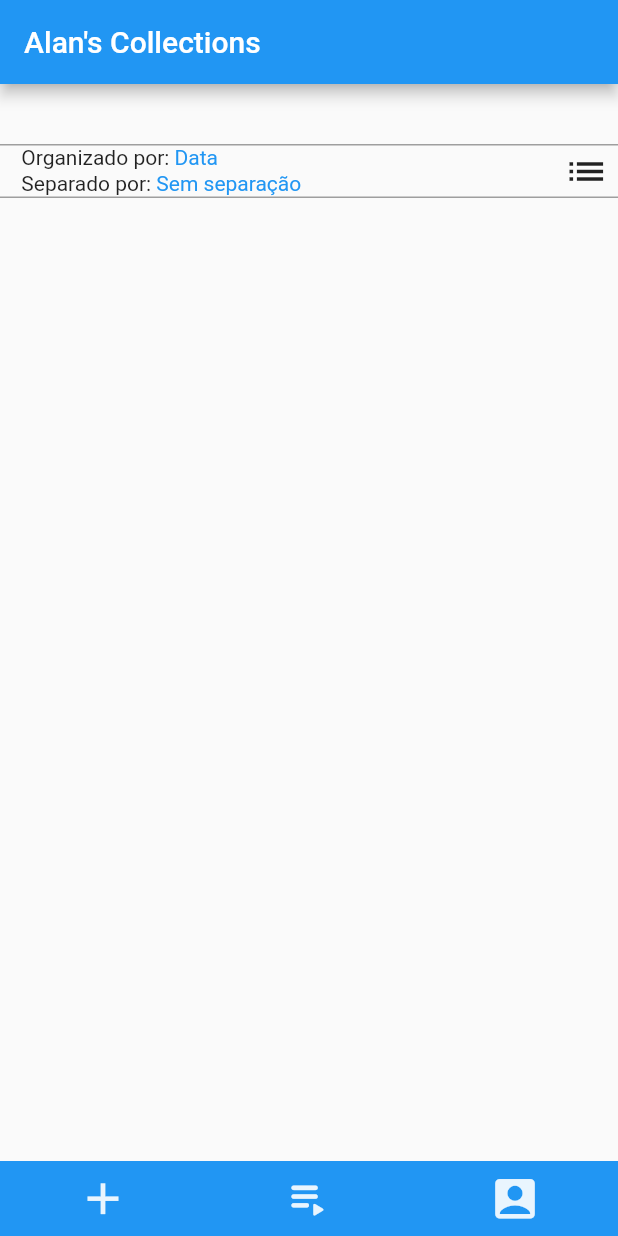
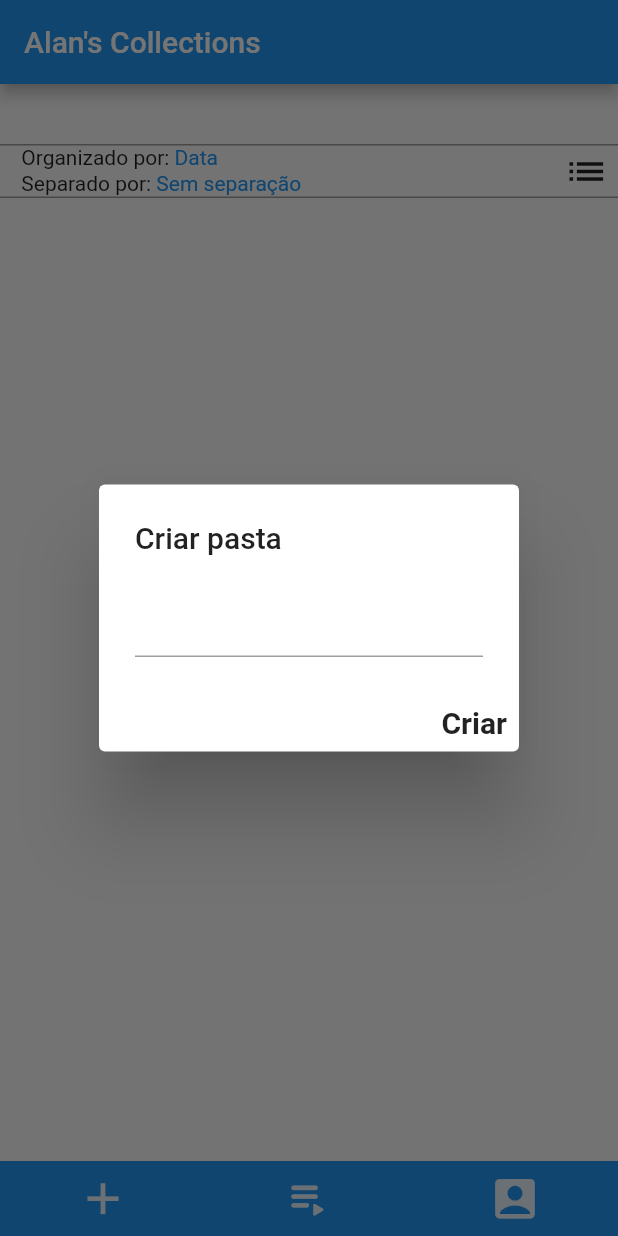
Before and after one commit to AlanwMelo/cloud_portrait, a Flutter app: the screen it shows once a user with an empty profile is signed in, after a tap on the "add" icon, on a phone screen of 412 x 824 dp. Run offline on Flutter 3.47's test engine with Material 2 defaults, Android fonts, the phone set to English and light mode, and no system bars; our stand-ins replace carousel_slider, cloud_firestore, file_picker, firebase_auth, firebase_core, firebase_storage and 6 more; missing offline and left inert: exif, flutter_video_info, panorama, video_compress; accounts and stored records are empty.

Commit message:
rotina temporaria para criação de pastas concluida

```diff
--- a/lib/main.dart
+++ b/lib/main.dart
@@ -44,6 +44,7 @@ class MyHomePage extends StatefulWidget {
 
 class _MyHomePageState extends State<MyHomePage> {
   bool isInRootFolder = false;
+  TextEditingController textEditingController = TextEditingController();
   NavigationController navigationController = NavigationController();
   FileUploader fileUploader = FileUploader();
   FireBaseCollectionManager firebaseCollectionManager =
@@ -132,10 +133,36 @@ class _MyHomePageState extends State<MyHomePage> {
   newButton() {
     return InkWell(
       onTap: () {
-        loadFiles();
+        showDialog(
+            context: context,
+            builder: (BuildContext ctx) {
+              return AlertDialog(
+                title: const Text("Criar pasta"),
+                content: TextField(
+                  controller: textEditingController,
+                ),
+                actions: [
+                  InkWell(
+                    onTap: () async {
+                      Navigator.of(context).pop();
+                      await firebaseCollectionManager.createCollection(
+                          collectionReference: collectionReference,
+                          newFolderName: textEditingController.text);
+                      setState(() {});
+                    },
+                    child: const Text(
+                      'Criar',
+                      style:
+                          TextStyle(fontSize: 20, fontWeight: FontWeight.bold),
+                    ),
+                  ),
+                ],
+              );
+            });
         /*firebaseCollectionManager.createCollection(
             collectionReference: collectionReference, newFolderName: 'folder');*/
       },
+      onLongPress: () {},
       child: Container(
         child: bottomBarIcons(Icons.add),
       ),
@@ -237,7 +264,7 @@ class _MyHomePageState extends State<MyHomePage> {
 
   Future<void> checkPermission() async {
     if (await Permission.manageExternalStorage.request().isGranted) {
-    // Either the permission was already granted before or the user just granted it.
+      // Either the permission was already granted before or the user just granted it.
     }
   }
 }
```
